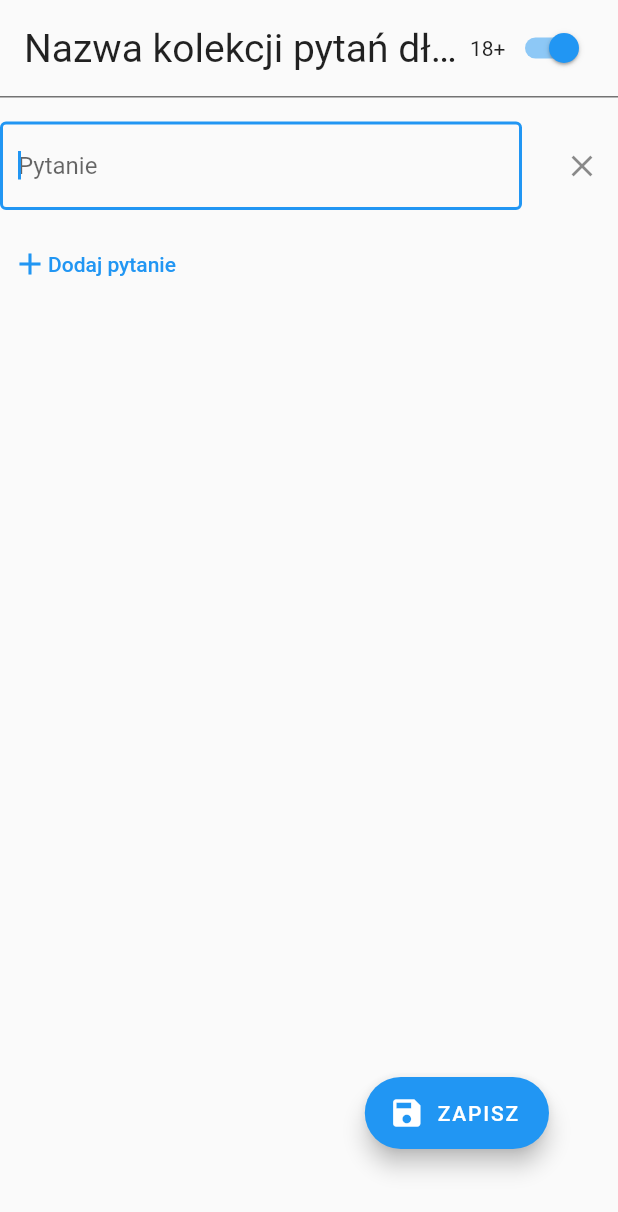
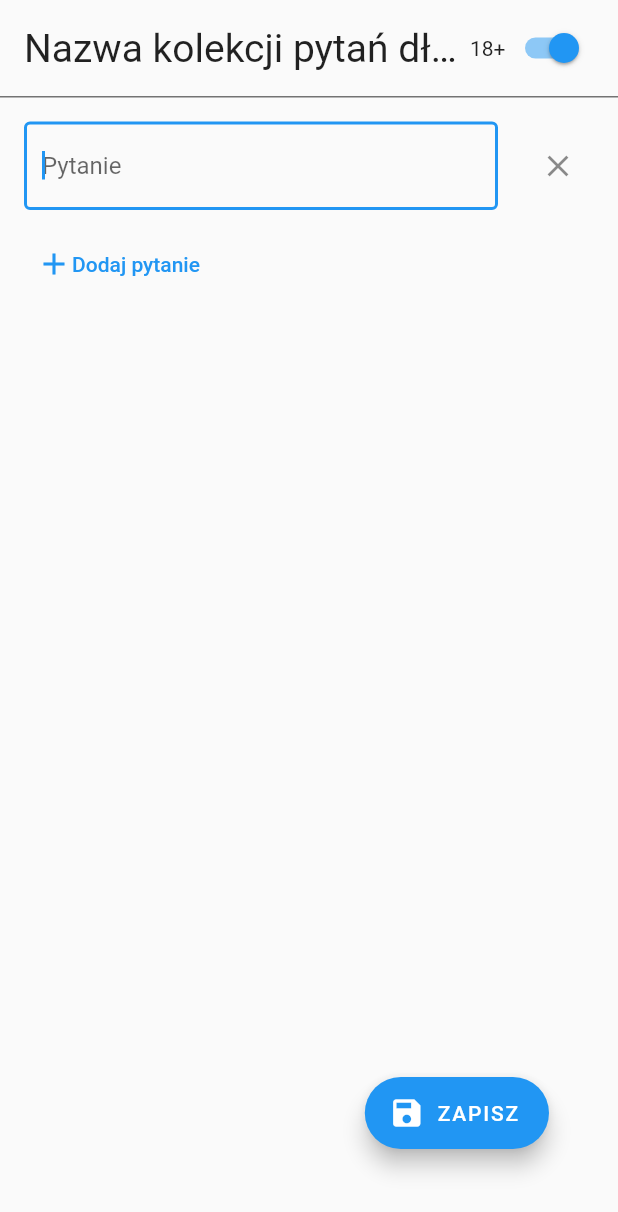
Before and after one commit to VengelStudio/kto-teraz, a Flutter app: the CollectionCreator screen opened directly, after a tap on "Dodaj pytanie", on a phone screen of 412 x 824 dp. Shown: the top 1212 px of the screen. Run offline on Flutter 3.47's test engine with Material 2 defaults, Android fonts, the phone set to English and light mode, and no system bars; our stand-ins replace flutter_fortune_wheel, flutter_svg; missing offline and left inert: flutter_picker.

Commit message:
Add padding

```diff
--- a/lib/views/collection_creator.dart
+++ b/lib/views/collection_creator.dart
@@ -73,6 +73,8 @@ class _CollectionCreatorState extends State<CollectionCreator> {
                 ),
               ),
               Expanded(
+                child: Padding(
+                  padding: EdgeInsets.symmetric(horizontal: 16),
                   child: ListView.builder(
                     shrinkWrap: true,
                     itemCount: questions.length + 1,
@@ -105,6 +107,7 @@ class _CollectionCreatorState extends State<CollectionCreator> {
                           });
                     },
                   ),
+                ),
               )
             ],
           ),
```
Lines whose indentation alone changed are shown as unchanged.
